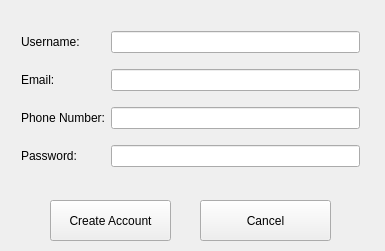
allenh1/timefuse-client, file create_account_window.ui: the form before one commit.
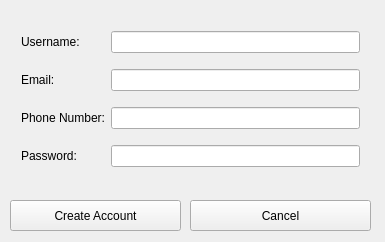
The form after the commit.

Diff of the .ui file:
```diff
--- a/create_account_window.ui
+++ b/create_account_window.ui
@@ -7,7 +7,7 @@
     <x>0</x>
     <y>0</y>
     <width>385</width>
-    <height>251</height>
+    <height>242</height>
    </rect>
   </property>
   <property name="windowTitle">
@@ -68,10 +68,10 @@
   <widget class="QPushButton" name="create_button">
    <property name="geometry">
     <rect>
-     <x>50</x>
+     <x>10</x>
      <y>200</y>
-     <width>121</width>
-     <height>41</height>
+     <width>171</width>
+     <height>31</height>
     </rect>
    </property>
    <property name="text">
@@ -81,10 +81,10 @@
   <widget class="QPushButton" name="cancel_button">
    <property name="geometry">
     <rect>
-     <x>200</x>
+     <x>190</x>
      <y>200</y>
-     <width>131</width>
-     <height>41</height>
+     <width>181</width>
+     <height>31</height>
     </rect>
    </property>
    <property name="text">
```
